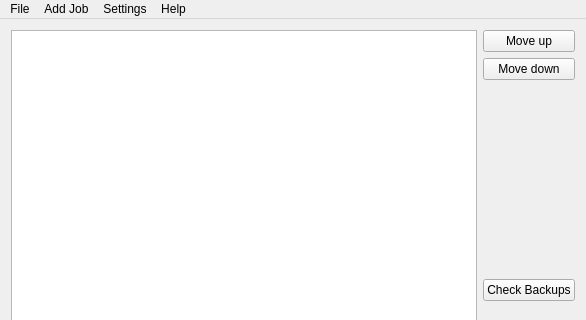
Old version of the form ConfigurationEditingTool/src/mainwindow.ui in the repository MickaelOnTheWave/GuimicK; both pictures show x 0 to 586 and y 0 to 320 of the 586 by 555 pixel window.
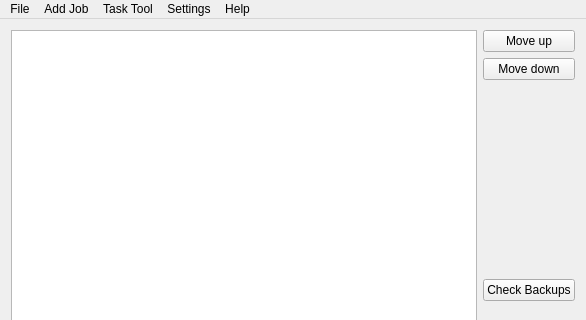
New version of the form.

Commit message: Created TaskToolRunDialog with basic controls. Added menu entries for Task running and Task tool configuration.

```diff
--- a/ConfigurationEditingTool/src/mainwindow.ui
+++ b/ConfigurationEditingTool/src/mainwindow.ui
@@ -135,9 +135,17 @@
      <string>Settings</string>
     </property>
     <addaction name="actionGeneral"/>
+    <addaction name="actionTask_Tool"/>
+   </widget>
+   <widget class="QMenu" name="menuTask_Tool">
+    <property name="title">
+     <string>Task Tool</string>
+    </property>
+    <addaction name="actionRun"/>
    </widget>
    <addaction name="menuFile"/>
    <addaction name="menuAdd_Job"/>
+   <addaction name="menuTask_Tool"/>
    <addaction name="menuSettings"/>
    <addaction name="menuHelp"/>
   </widget>
```
Left out of the diff: 10 changed lines with no effect on the pictures. The commit also changes 6 other files.
